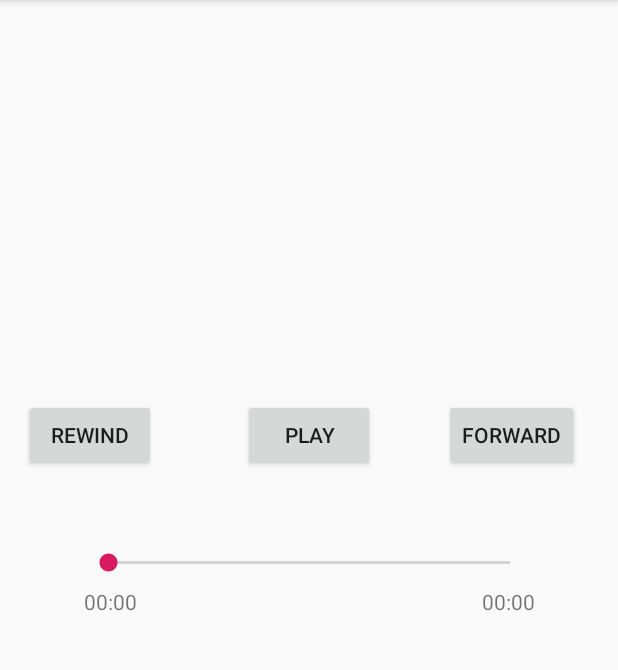
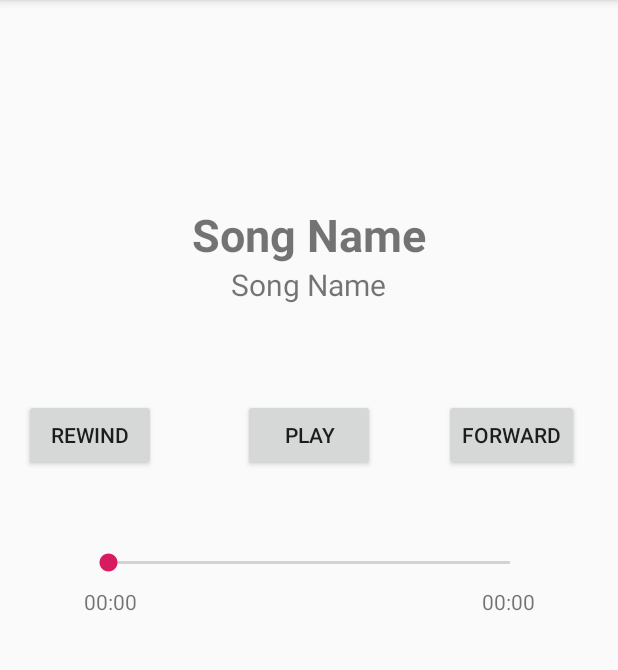
Before and after one commit to AneeshCRao/MusicPlayer_MAD, an Android app: the screen it shows after launch (MainActivity), tab 2 chosen, on a phone screen of 412 x 824 dp, the part 168-838 px from its top. Run offline under Robolectric (Android 15) with nearby library versions, the phone set to English and light mode, and no system bars.

Commit message:
Player with song and artist name

```diff
--- a/app/src/main/res/layout/player.xml
+++ b/app/src/main/res/layout/player.xml
@@ -6,6 +6,26 @@
     android:paddingTop="16dp"
     android:paddingLeft="16dp"
     android:paddingRight="16dp">
+
+    <TextView
+        android:id="@+id/SongNameTV"
+        android:layout_width="wrap_content"
+        android:layout_height="wrap_content"
+        android:layout_marginTop="120dp"
+        android:textSize="30dp"
+        android:textStyle="bold"
+        android:layout_centerHorizontal="true"
+        android:text="Song Name"/>
+
+    <TextView
+        android:id="@+id/ArtistNameTV"
+        android:layout_width="wrap_content"
+        android:layout_height="wrap_content"
+        android:layout_marginTop="160dp"
+        android:textSize="20dp"
+        android:layout_centerHorizontal="true"
+        android:text="Song Name"/>
+
 
 
     <Button
```
Also changed, not shown: app/src/main/java/com/example/musicplayer/PlayerFragment.java (+30 -1 lines).
